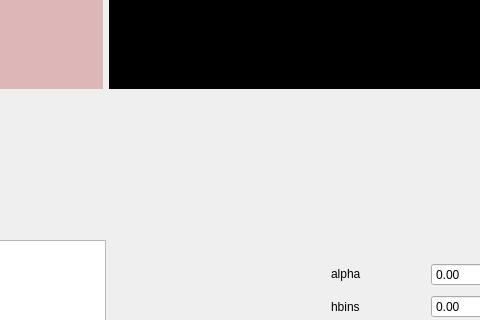
RasPavel/ObjectTrackingUIR, file mainwindow.ui: the form before one commit; both pictures show x 470 to 950 and y 318 to 638 of the 1134 by 806 pixel window.
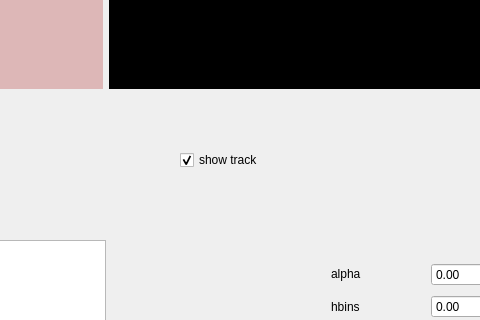
The form after the commit. Custom widgets are drawn as their Qt base class.

Commit message: added track visualization

```diff
--- a/mainwindow.ui
+++ b/mainwindow.ui
@@ -173,13 +173,25 @@
      </item>
     </layout>
    </widget>
-   <zorder>layoutWidget</zorder>
-   <zorder>layoutWidget</zorder>
-   <zorder>textBrowser</zorder>
-   <zorder>verticalLayoutWidget</zorder>
-   <zorder>verticalLayoutWidget_2</zorder>
-   <zorder>doubleSpinBox</zorder>
-   <zorder>doubleSpinBox_5</zorder>
+   <widget class="QCheckBox" name="track_checkbox">
+    <property name="enabled">
+     <bool>true</bool>
+    </property>
+    <property name="geometry">
+     <rect>
+      <x>650</x>
+      <y>450</y>
+      <width>121</width>
+      <height>22</height>
+     </rect>
+    </property>
+    <property name="text">
+     <string>show track</string>
+    </property>
+    <property name="checked">
+     <bool>true</bool>
+    </property>
+   </widget>
   </widget>
   <widget class="QMenuBar" name="menuBar">
    <property name="geometry">
```
The commit also changes 5 other files.
